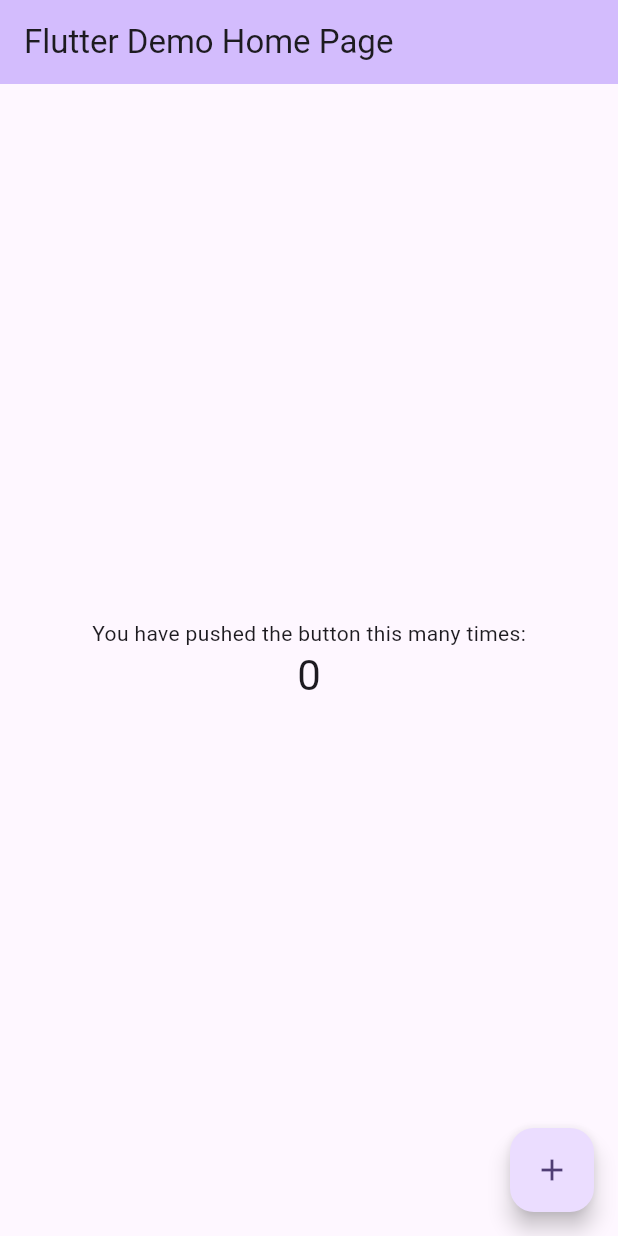
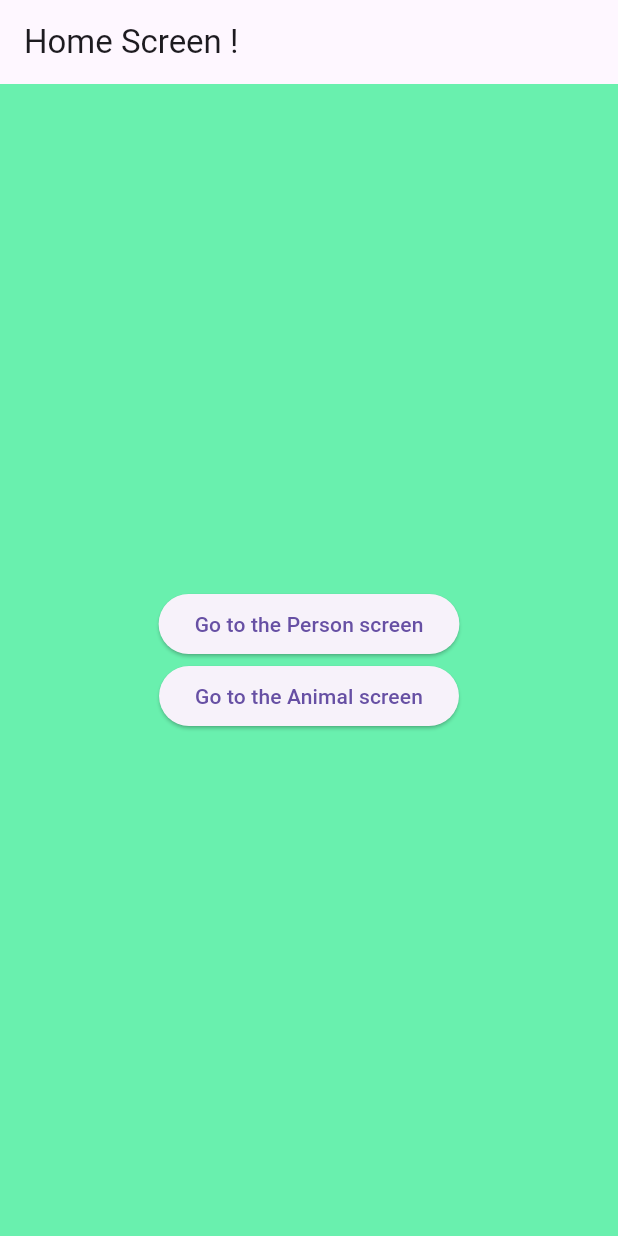
Before and after one commit to naelbenaissa/flutter_etu, a Flutter app: the screen it shows after launch, on a phone screen of 412 x 824 dp. Run offline on Flutter 3.47's test engine with Material 3 defaults, Android fonts, the phone set to English and light mode, and no system bars; our stand-ins replace go_router.

Commit message:
Initial Commit

```diff
--- a/lib/main.dart
+++ b/lib/main.dart
@@ -1,125 +1,26 @@
+// Package Go_router à installer
+// https://pub.dev/documentation/go_router/latest/
+//
+// Configuration topic
+// https://pub.dev/documentation/go_router/latest/topics/Configuration-topic.html
+
 import 'package:flutter/material.dart';
+import 'package:go_router/go_router.dart';
+import 'package:flutter_go_router/utils/routes.dart';
 
-void main() {
-  runApp(const MyApp());
-}
+void main() => runApp(MyApp());
 
+/// Main app.
 class MyApp extends StatelessWidget {
-  const MyApp({super.key});
+  MyApp({super.key});
 
-  // This widget is the root of your application.
+  final GoRouter router = Routes.routerConfiguration();
+
   @override
   Widget build(BuildContext context) {
-    return MaterialApp(
-      title: 'Flutter Demo',
-      theme: ThemeData(
-        // This is the theme of your application.
-        //
-        // TRY THIS: Try running your application with "flutter run". You'll see
-        // the application has a purple toolbar. Then, without quitting the app,
-        // try changing the seedColor in the colorScheme below to Colors.green
-        // and then invoke "hot reload" (save your changes or press the "hot
-        // reload" button in a Flutter-supported IDE, or press "r" if you used
-        // the command line to start the app).
-        //
-        // Notice that the counter didn't reset back to zero; the application
-        // state is not lost during the reload. To reset the state, use hot
-        // restart instead.
-        //
-        // This works for code too, not just values: Most code changes can be
-        // tested with just a hot reload.
-        colorScheme: ColorScheme.fromSeed(seedColor: Colors.deepPurple),
-        useMaterial3: true,
-      ),
-      home: const MyHomePage(title: 'Flutter Demo Home Page'),
+    return MaterialApp.router(
+      debugShowCheckedModeBanner: false,
+      routerConfig: router,
     );
   }
 }
-
-class MyHomePage extends StatefulWidget {
-  const MyHomePage({super.key, required this.title});
-
-  // This widget is the home page of your application. It is stateful, meaning
-  // that it has a State object (defined below) that contains fields that affect
-  // how it looks.
-
-  // This class is the configuration for the state. It holds the values (in this
-  // case the title) provided by the parent (in this case the App widget) and
-  // used by the build method of the State. Fields in a Widget subclass are
-  // always marked "final".
-
-  final String title;
-
-  @override
-  State<MyHomePage> createState() => _MyHomePageState();
-}
-
-class _MyHomePageState extends State<MyHomePage> {
-  int _counter = 0;
-
-  void _incrementCounter() {
-    setState(() {
-      // This call to setState tells the Flutter framework that something has
-      // changed in this State, which causes it to rerun the build method below
-      // so that the display can reflect the updated values. If we changed
-      // _counter without calling setState(), then the build method would not be
-      // called again, and so nothing would appear to happen.
-      _counter++;
-    });
-  }
-
-  @override
-  Widget build(BuildContext context) {
-    // This method is rerun every time setState is called, for instance as done
-    // by the _incrementCounter method above.
-    //
-    // The Flutter framework has been optimized to make rerunning build methods
-    // fast, so that you can just rebuild anything that needs updating rather
-    // than having to individually change instances of widgets.
-    return Scaffold(
-      appBar: AppBar(
-        // TRY THIS: Try changing the color here to a specific color (to
-        // Colors.amber, perhaps?) and trigger a hot reload to see the AppBar
-        // change color while the other colors stay the same.
-        backgroundColor: Theme.of(context).colorScheme.inversePrimary,
-        // Here we take the value from the MyHomePage object that was created by
-        // the App.build method, and use it to set our appbar title.
-        title: Text(widget.title),
-      ),
-      body: Center(
-        // Center is a layout widget. It takes a single child and positions it
-        // in the middle of the parent.
-        child: Column(
-          // Column is also a layout widget. It takes a list of children and
-          // arranges them vertically. By default, it sizes itself to fit its
-          // children horizontally, and tries to be as tall as its parent.
-          //
-          // Column has various properties to control how it sizes itself and
-          // how it positions its children. Here we use mainAxisAlignment to
-          // center the children vertically; the main axis here is the vertical
-          // axis because Columns are vertical (the cross axis would be
-          // horizontal).
-          //
-          // TRY THIS: Invoke "debug painting" (choose the "Toggle Debug Paint"
-          // action in the IDE, or press "p" in the console), to see the
-          // wireframe for each widget.
-          mainAxisAlignment: MainAxisAlignment.center,
-          children: <Widget>[
-            const Text(
-              'You have pushed the button this many times:',
-            ),
-            Text(
-              '$_counter',
-              style: Theme.of(context).textTheme.headlineMedium,
-            ),
-          ],
-        ),
-      ),
-      floatingActionButton: FloatingActionButton(
-        onPressed: _incrementCounter,
-        tooltip: 'Increment',
-        child: const Icon(Icons.add),
-      ), // This trailing comma makes auto-formatting nicer for build methods.
-    );
-  }
-}
--- /dev/null
+++ b/lib/utils/routes.dart
@@ -0,0 +1,39 @@
+import 'package:flutter/material.dart';
+import 'package:go_router/go_router.dart';
+import 'package:flutter_go_router/views/home/home.dart';
+import 'package:flutter_go_router/views/person/person.dart';
+import 'package:flutter_go_router/views/animal/animal.dart';
+
+class Routes {
+
+  static GoRouter routerConfiguration() {
+    return GoRouter(
+      routes: <RouteBase>[
+        GoRoute(
+          path: '/',
+          builder: (context, state) => HomeScreen(),
+          pageBuilder: (context, state) => NoTransitionPage(child: HomeScreen()),
+        ),
+        GoRoute(
+          path: '/person',
+          builder: (context, state) => PersonScreen(),
+        ),
+        GoRoute(
+          path: '/animal',
+          builder: (context, state) => AnimalScreen(),
+        ),
+      ],
+    );
+  }
+
+}
+
+class NoTransitionPage extends CustomTransitionPage<void> {
+  NoTransitionPage({required Widget child})
+      : super(
+    child: child,
+    transitionsBuilder: (context, animation, secondaryAnimation, child) {
+      return child;
+    },
+  );
+}
--- /dev/null
+++ b/lib/views/animal/animal.dart
@@ -0,0 +1,33 @@
+import 'package:flutter/material.dart';
+import 'package:go_router/go_router.dart';
+import 'package:flutter_go_router/utils/routes.dart';
+
+/// Animal page
+class AnimalScreen extends StatelessWidget {
+  AnimalScreen({super.key});
+
+  final GoRouter router = Routes.routerConfiguration();
+
+  @override
+  Widget build(BuildContext context) {
+    return Scaffold(
+      backgroundColor: Colors.pinkAccent,
+      appBar: AppBar(title: const Text('Animal Screen !')),
+      body: Center(
+        child: Column(
+          mainAxisAlignment: MainAxisAlignment.center,
+          children: [
+            ElevatedButton(
+              onPressed: () => context.go('/'),
+              child: const Text('Go to the Home screen'),
+            ),
+            ElevatedButton(
+              onPressed: () => context.go('/person'),
+              child: const Text('Go to the Person screen'),
+            ),
+          ],
+        ),
+      ),
+    );
+  }
+}
--- /dev/null
+++ b/lib/views/home/home.dart
@@ -0,0 +1,35 @@
+import 'package:flutter/material.dart';
+import 'package:go_router/go_router.dart';
+import 'package:flutter_go_router/utils/routes.dart';
+
+/// Home page
+class HomeScreen extends StatelessWidget {
+  HomeScreen({super.key});
+
+  final GoRouter router = Routes.routerConfiguration();
+
+  @override
+  Widget build(BuildContext context) {
+    return Scaffold(
+      backgroundColor: Colors.greenAccent,
+      appBar: AppBar(
+          title: const Text('Home Screen !')
+      ),
+      body: Center(
+        child: Column(
+          mainAxisAlignment: MainAxisAlignment.center,
+          children: [
+            ElevatedButton(
+              onPressed: () => context.go('/person'),
+              child: const Text('Go to the Person screen'),
+            ),
+            ElevatedButton(
+              onPressed: () => context.go('/animal'),
+              child: const Text('Go to the Animal screen'),
+            ),
+          ],
+        ),
+      ),
+    );
+  }
+}
--- a/pubspec.yaml
+++ b/pubspec.yaml
@@ -1,4 +1,4 @@
-name: flutter_etu
+name: flutter_go_router
 description: "A new Flutter project."
 # The following line prevents the package from being accidentally published to
 # pub.dev using `flutter pub publish`. This is preferred for private packages.
@@ -30,11 +30,14 @@ environment:
 dependencies:
   flutter:
     sdk: flutter
+  http: ^1.2.2
+  cached_network_image: ^3.4.1
 
 
   # The following adds the Cupertino Icons font to your application.
   # Use with the CupertinoIcons class for iOS style icons.
   cupertino_icons: ^1.0.8
+  go_router: ^14.4.1
 
 dev_dependencies:
   flutter_test:
```
Also changed, not shown: lib/views/person/person.dart (added, +33 -0 lines), pubspec.lock, 1 other file.
